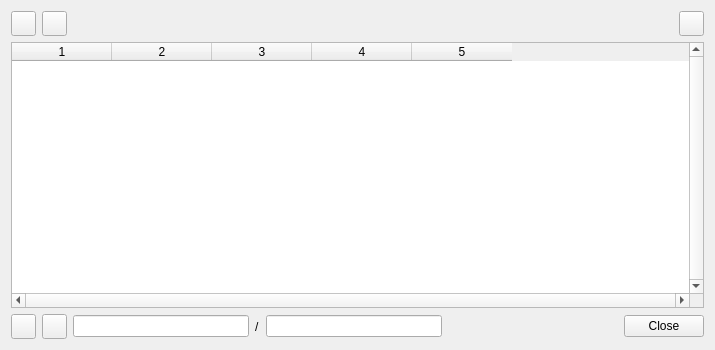
Qt form NAVigater/CGNS/NAV/T/Q7LinkWindow.ui (pyCGNS/pyCGNS) before a commit.
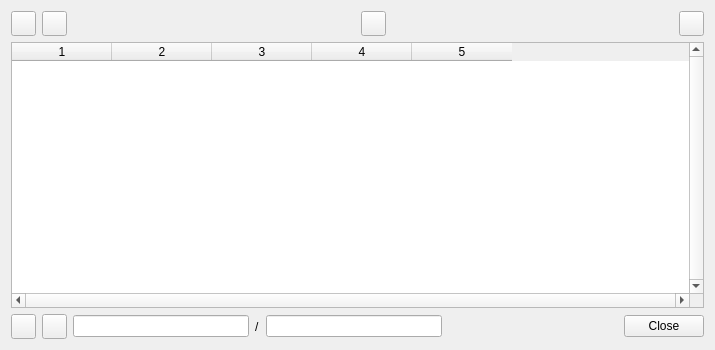
The same form after that commit. Icons and pictures are not drawn.

Commit message: NAV links stuff

```diff
--- a/NAVigater/CGNS/NAV/T/Q7LinkWindow.ui
+++ b/NAVigater/CGNS/NAV/T/Q7LinkWindow.ui
@@ -84,6 +84,42 @@
        </property>
       </widget>
      </item>
+     <item>
+      <spacer name="horizontalSpacer_3">
+       <property name="orientation">
+        <enum>Qt::Horizontal</enum>
+       </property>
+       <property name="sizeHint" stdset="0">
+        <size>
+         <width>40</width>
+         <height>20</height>
+        </size>
+       </property>
+      </spacer>
+     </item>
+     <item>
+      <widget class="QPushButton" name="bLoadTree">
+       <property name="minimumSize">
+        <size>
+         <width>25</width>
+         <height>25</height>
+        </size>
+       </property>
+       <property name="maximumSize">
+        <size>
+         <width>25</width>
+         <height>25</height>
+        </size>
+       </property>
+       <property name="text">
+        <string/>
+       </property>
+       <property name="icon">
+        <iconset resource="../R/Res.qrc">
+         <normaloff>:/images/icons/tree-load.gif</normaloff>:/images/icons/tree-load.gif</iconset>
+       </property>
+      </widget>
+     </item>
      <item>
       <spacer name="horizontalSpacer">
        <property name="orientation">
```
Left out of the diff: 2 changed lines with no effect on the pictures. The commit also changes 16 other files.
